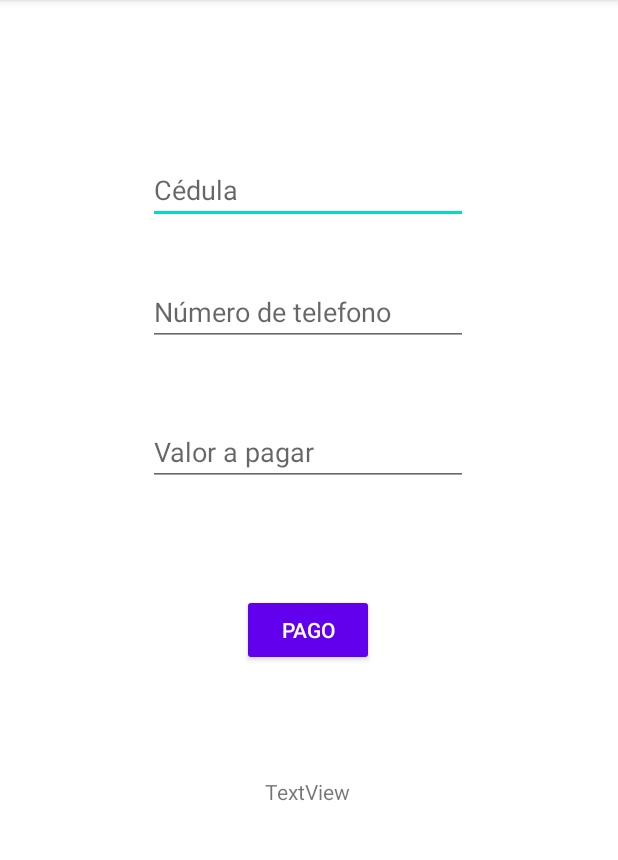
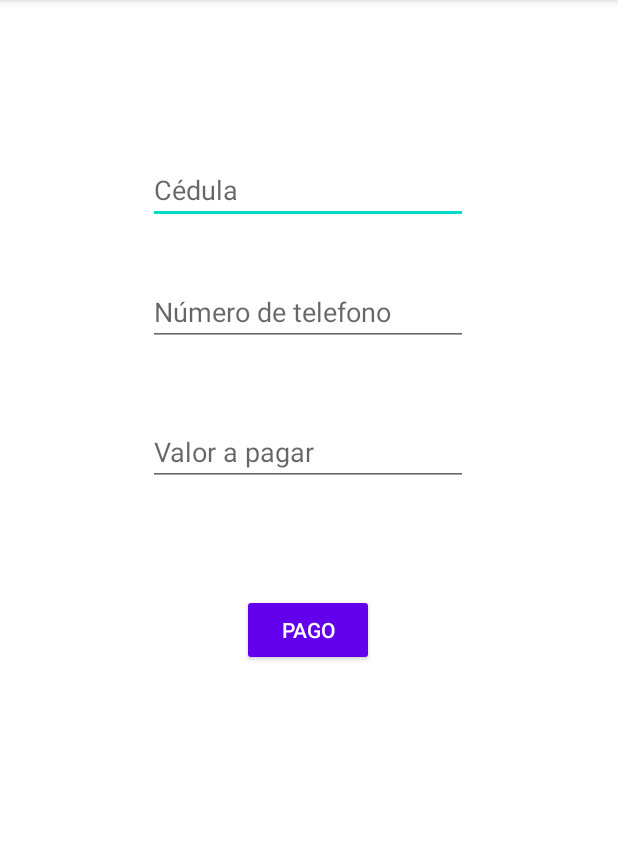
Before and after one commit to Derian2426/PayPhone, an Android app: the screen it shows after launch (MainActivity), after a tap on "PAGO", on a phone screen of 412 x 824 dp, the part 84-944 px from its top. Run offline under Robolectric (Android 15) with nearby library versions, the phone set to English and light mode, and no system bars; our stand-ins replace Volley; 1 statement that could not run was skipped.

```diff
--- a/app/src/main/java/com/example/payphone/MainActivity.kt
+++ b/app/src/main/java/com/example/payphone/MainActivity.kt
@@ -26,6 +26,9 @@ class MainActivity : AppCompatActivity() {
         var txt_cedula: TextView = findViewById(R.id.txt_cedula)
         var txt_telefono: TextView = findViewById(R.id.txt_telefono)
         var txt_valor: TextView = findViewById(R.id.txt_valor)
+        var valor:Float=txt_valor.text.toString().toFloat()
+        valor=valor*100
+        var intValor=valor.toInt()
         if (txt_cedula.text.toString().isEmpty() && txt_telefono.text.toString()
                 .isEmpty() && txt_valor.text.toString().isEmpty()
         ) {
@@ -41,7 +44,7 @@ class MainActivity : AppCompatActivity() {
                 txt_cedula.text.toString(),
                 "none",
                 "http://paystoreCZ.com/confirm.php",
-                100,
+                txt_valor.text.toString().toInt(),
                 90,
                 0,
                 10,
--- a/app/src/main/res/layout/activity_main.xml
+++ b/app/src/main/res/layout/activity_main.xml
@@ -58,17 +58,4 @@
         app:layout_constraintStart_toStartOf="parent"
         app:layout_constraintTop_toBottomOf="@+id/txt_valor" />
 
-    <TextView
-        android:id="@+id/txt_datos"
-        android:layout_width="wrap_content"
-        android:layout_height="wrap_content"
-        android:layout_marginTop="36dp"
-        android:text="TextView"
-        app:layout_constraintBottom_toBottomOf="parent"
-        app:layout_constraintEnd_toEndOf="parent"
-        app:layout_constraintHorizontal_bias="0.498"
-        app:layout_constraintStart_toStartOf="parent"
-        app:layout_constraintTop_toBottomOf="@+id/btn_pago"
-        app:layout_constraintVertical_bias="0.142" />
-
 </androidx.constraintlayout.widget.ConstraintLayout>
```
Also changed, not shown: app/src/main/java/com/example/payphone/MainActivity2.kt (+7 -7 lines).
